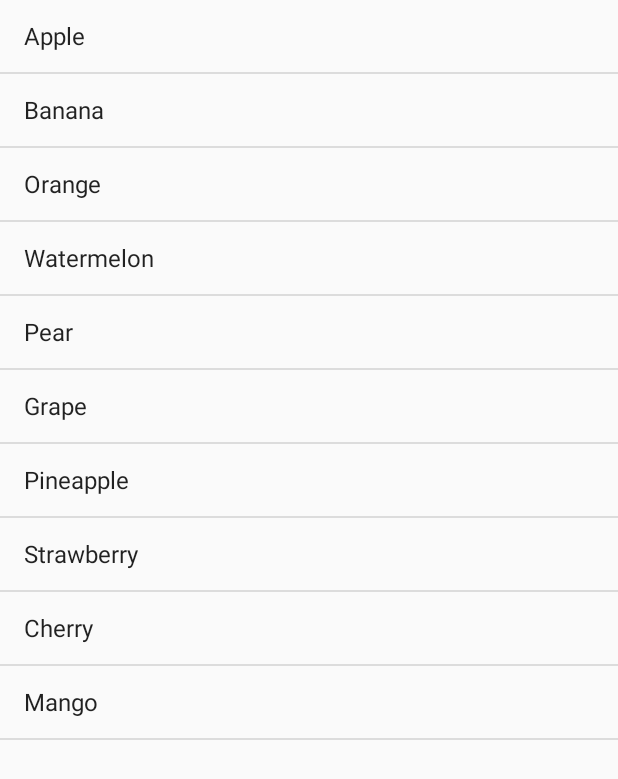
After one commit to champwang/ChampDebug, an Android app: the MyListViewTest screen opened directly, with no data from a screen before it, on a phone screen of 412 x 824 dp. The commit adds this screen. Shown: the top 779 px of the screen. Run offline under Robolectric (Android 15) with nearby library versions, the phone set to English and light mode, and no system bars.

Commit message:
test List View for item11
test  ListView  (item11)

```diff
--- a/app/src/main/AndroidManifest.xml
+++ b/app/src/main/AndroidManifest.xml
@@ -54,7 +54,7 @@
         <activity android:name=".SingleChoose"></activity>
         <activity android:name=".MulChoose"></activity>
         <activity android:name=".MyViewTest"></activity>
-
+        <activity android:name=".MyListViewTest"></activity>
     </application>
 
 </manifest>
--- /dev/null
+++ b/app/src/main/java/com/champwang/test/myapplication/MyListViewTest.java
@@ -0,0 +1,26 @@
+package com.champwang.test.myapplication;
+
+import android.app.Activity;
+import android.os.Bundle;
+import android.support.annotation.Nullable;
+import android.widget.ArrayAdapter;
+import android.widget.ListView;
+
+public class MyListViewTest extends Activity {
+
+    private String[] data = { "Apple", "Banana","Orange","Watermelon",
+        "Pear","Grape","Pineapple","Strawberry","Cherry","Mango" };
+
+    @Override
+    protected void onCreate(@Nullable Bundle savedInstanceState) {
+        super.onCreate(savedInstanceState);
+        setContentView(R.layout.mylistviewtest);
+
+        ArrayAdapter<String> adapter = new ArrayAdapter<String>(
+                MyListViewTest.this, android.R.layout.simple_list_item_1, data);
+
+        ListView lv = (ListView) findViewById(R.id.myListView);
+        lv.setAdapter(adapter);
+
+    }
+}
--- a/app/src/main/java/com/champwang/test/myapplication/TrackAdapter.java
+++ b/app/src/main/java/com/champwang/test/myapplication/TrackAdapter.java
@@ -133,6 +133,12 @@ class TrackAdapter extends RecyclerView.Adapter {
                         v.getContext(), MyViewTest.class));
                 break;
 
+            case 11:
+                System.out.println("MyListViewTest start" + "   position: " + position);
+                v.getContext().startActivity(new Intent(
+                        v.getContext(), MyListViewTest.class));
+                break;
+
             default:
                 System.out.println("tavh.itemView.setOnClickListener" + "   dafault" +
                         position);
@@ -156,6 +162,9 @@ class TrackAdapter extends RecyclerView.Adapter {
             new TrackData("8","SingleChoose", "sample"),
             new TrackData("9","MulChoose", "sample"),
             new TrackData("10","MyViewTest", "sample"),
+
+            new TrackData("11","MyListViewTest", "sample"),
+
 
             new TrackData("1","test", "11"),
             new TrackData("2","test", "222"),
--- /dev/null
+++ b/app/src/main/res/layout/mylistviewtest.xml
@@ -0,0 +1,17 @@
+<?xml version="1.0" encoding="utf-8"?>
+<LinearLayout
+    xmlns:android="http://schemas.android.com/apk/res/android"
+    android:layout_width="match_parent"
+    android:layout_height="match_parent"
+    android:orientation="vertical">
+
+    <ListView
+        android:layout_width="match_parent"
+        android:layout_height="match_parent"
+        android:id="@+id/myListView">
+
+    </ListView>
+
+
+
+</LinearLayout>
```
